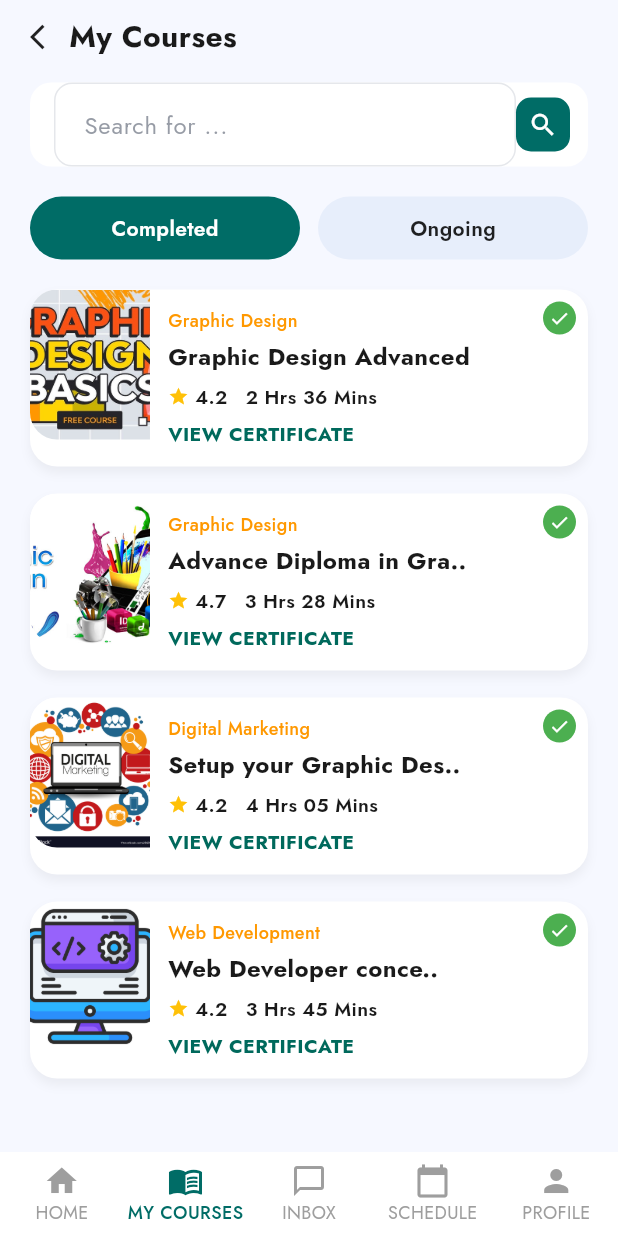
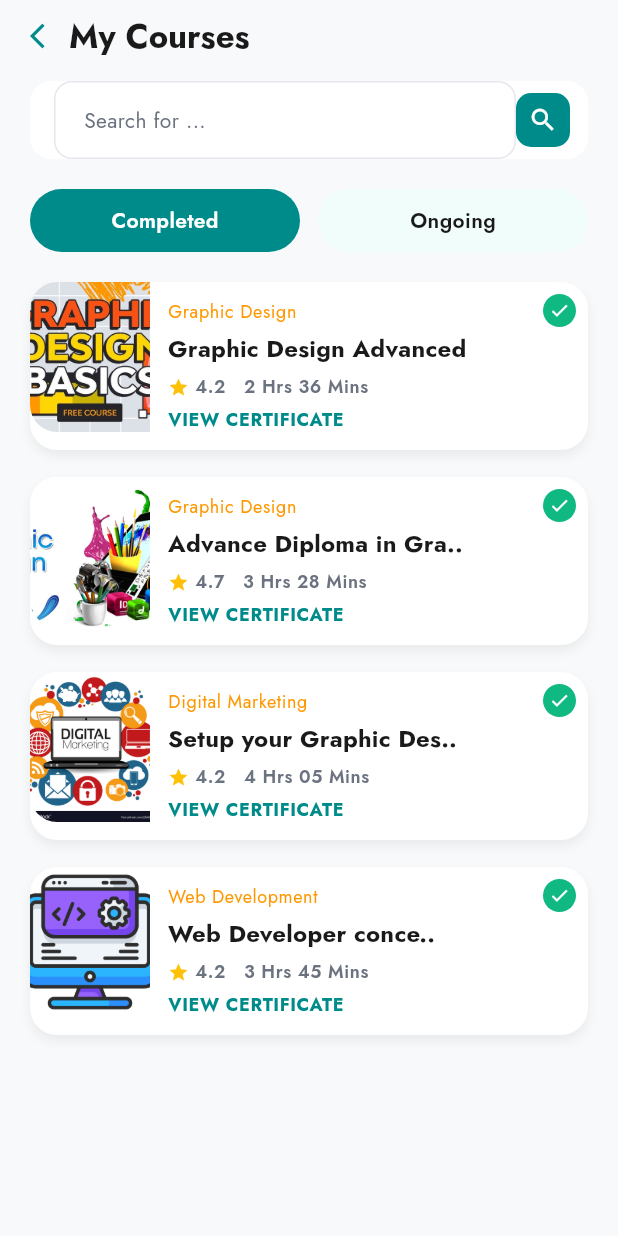
Before and after one commit to Sii-fu/knowble, a Flutter app: the StudentCoursesPage screen opened by its route, on a phone screen of 412 x 824 dp. Run offline on Flutter 3.47's test engine with Material 3 defaults, Android fonts, the phone set to English and light mode, and no system bars; our stand-ins replace sizer, supabase_flutter, timeago; accounts and stored records are empty; network calls fail.

Commit message:
fixing dashboard and courses page

```diff
--- a/lib/features/chat/chat_list_page.dart
+++ b/lib/features/chat/chat_list_page.dart
@@ -23,16 +23,19 @@ class _ChatListPageState extends State<ChatListPage> {
   }
 
   Future<void> _fetchChats() async {
+    if (!mounted) return;
     setState(() { _loading = true; _error = null; });
     try {
       final userId = Supabase.instance.client.auth.currentUser?.id;
       if (userId == null) throw Exception('Not logged in');
       final response = await Supabase.instance.client.rpc('get_student_chats', params: {'student_uuid': userId});
+      if (!mounted) return;
       setState(() {
         _chats = response as List<dynamic>?;
         _loading = false;
       });
     } catch (e) {
+      if (!mounted) return;
       setState(() {
         _error = e.toString();
         _loading = false;
--- a/lib/features/student/courses_page.dart
+++ b/lib/features/student/courses_page.dart
@@ -1,14 +1,17 @@
 import 'package:flutter/material.dart';
-import 'dashboard_page.dart'; // Make sure this file exists
+import '../../config/theme.dart';
 
 class StudentCoursesPage extends StatelessWidget {
   const StudentCoursesPage({super.key});
 
   @override
   Widget build(BuildContext context) {
-    return Scaffold(
-      backgroundColor: const Color(0xFFF6F8FF),
-      bottomNavigationBar: _BottomNavBar(),
+    final theme = AppTheme.lightTheme;
+    return Theme(
+      data: theme,
+      child: Scaffold(
+        backgroundColor: theme.scaffoldBackgroundColor,
+        // bottomNavigationBar: _BottomNavBar(),
         body: SafeArea(
           child: Padding(
             padding: const EdgeInsets.symmetric(horizontal: 20.0, vertical: 10),
@@ -26,6 +29,7 @@ class StudentCoursesPage extends StatelessWidget {
             ),
           ),
         ),
+      ),
     );
   }
 }
@@ -35,11 +39,12 @@ class _TopBar extends StatelessWidget {
 
   @override
   Widget build(BuildContext context) {
+    final theme = Theme.of(context);
     return Row(
-      children: const [
-        Icon(Icons.arrow_back_ios, size: 20, color: Colors.black87),
-        SizedBox(width: 6),
-        Text('My Courses', style: TextStyle(fontSize: 20, fontWeight: FontWeight.w700)),
+      children: [
+        Icon(Icons.arrow_back_ios, size: 20, color: theme.colorScheme.primary),
+        const SizedBox(width: 6),
+        Text('My Courses', style: theme.textTheme.titleLarge?.copyWith(fontWeight: FontWeight.w700)),
       ],
     );
   }
@@ -50,30 +55,33 @@ class _SearchBox extends StatelessWidget {
 
   @override
   Widget build(BuildContext context) {
+    final theme = Theme.of(context);
     return Container(
       decoration: BoxDecoration(
-        color: Colors.white,
+        color: theme.colorScheme.surface,
         borderRadius: BorderRadius.circular(14),
       ),
       child: Row(
         children: [
           const SizedBox(width: 16),
-          const Expanded(
+          Expanded(
             child: TextField(
               decoration: InputDecoration(
                 hintText: 'Search for ...',
                 border: InputBorder.none,
+                hintStyle: theme.textTheme.bodyMedium?.copyWith(color: AppTheme.textSecondary),
               ),
+              style: theme.textTheme.bodyMedium,
             ),
           ),
           Container(
             margin: const EdgeInsets.only(right: 12),
             padding: const EdgeInsets.all(8),
             decoration: BoxDecoration(
-              color: const Color(0xFF006C66),
+              color: theme.colorScheme.primary,
               borderRadius: BorderRadius.circular(10),
             ),
-            child: const Icon(Icons.search, color: Colors.white, size: 20),
+            child: Icon(Icons.search, color: theme.colorScheme.onPrimary, size: 20),
           ),
         ],
       ),
@@ -86,17 +94,18 @@ class _FilterTabs extends StatelessWidget {
 
   @override
   Widget build(BuildContext context) {
+    final theme = Theme.of(context);
     return Row(
       children: [
         Expanded(
           child: Container(
             height: 42,
             decoration: BoxDecoration(
-              color: const Color(0xFF006C66),
+              color: theme.colorScheme.primary,
               borderRadius: BorderRadius.circular(30),
             ),
-            child: const Center(
-              child: Text('Completed', style: TextStyle(color: Colors.white, fontWeight: FontWeight.w600)),
+            child: Center(
+              child: Text('Completed', style: theme.textTheme.bodyMedium?.copyWith(color: theme.colorScheme.onPrimary, fontWeight: FontWeight.w600)),
             ),
           ),
         ),
@@ -105,11 +114,11 @@ class _FilterTabs extends StatelessWidget {
           child: Container(
             height: 42,
             decoration: BoxDecoration(
-              color: const Color(0xFFE7EEFB),
+              color: AppTheme.accentLight,
               borderRadius: BorderRadius.circular(30),
             ),
-            child: const Center(
-              child: Text('Ongoing', style: TextStyle(color: Colors.black87, fontWeight: FontWeight.w600)),
+            child: Center(
+              child: Text('Ongoing', style: theme.textTheme.bodyMedium?.copyWith(color: AppTheme.textPrimary, fontWeight: FontWeight.w600)),
             ),
           ),
         ),
@@ -123,6 +132,7 @@ class _CourseList extends StatelessWidget {
 
   @override
   Widget build(BuildContext context) {
+    final theme = Theme.of(context);
     final courses = [
       {
         'category': 'Graphic Design',
@@ -161,11 +171,11 @@ class _CourseList extends StatelessWidget {
         final course = courses[index];
         return Container(
           decoration: BoxDecoration(
-            color: Colors.white,
+            color: theme.colorScheme.surface,
             borderRadius: BorderRadius.circular(18),
             boxShadow: [
               BoxShadow(
-                color: Colors.black.withOpacity(0.05),
+                color: AppTheme.shadowLight,
                 blurRadius: 5,
                 offset: const Offset(0, 4),
               )
@@ -192,21 +202,21 @@ class _CourseList extends StatelessWidget {
                   child: Column(
                     crossAxisAlignment: CrossAxisAlignment.start,
                     children: [
-                      Text(course['category']!, style: const TextStyle(fontSize: 12, fontWeight: FontWeight.w500, color: Colors.orange)),
+                      Text(course['category']!, style: theme.textTheme.bodySmall?.copyWith(color: Colors.orange)),
                       const SizedBox(height: 4),
-                      Text(course['title']!, style: const TextStyle(fontSize: 16, fontWeight: FontWeight.w700)),
+                      Text(course['title']!, style: theme.textTheme.titleMedium?.copyWith(fontWeight: FontWeight.w700)),
                       const SizedBox(height: 6),
                       Row(
                         children: [
                           const Icon(Icons.star, size: 14, color: Colors.amber),
                           const SizedBox(width: 4),
-                          Text(course['rating']!, style: const TextStyle(fontSize: 13, fontWeight: FontWeight.w600)),
+                          Text(course['rating']!, style: theme.textTheme.bodySmall?.copyWith(fontWeight: FontWeight.w600)),
                           const SizedBox(width: 12),
-                          Text(course['duration']!, style: const TextStyle(fontSize: 13, fontWeight: FontWeight.w600)),
+                          Text(course['duration']!, style: theme.textTheme.bodySmall?.copyWith(fontWeight: FontWeight.w600)),
                         ],
                       ),
                       const SizedBox(height: 6),
-                      Text('VIEW CERTIFICATE', style: TextStyle(color: Colors.teal.shade800, fontSize: 13, fontWeight: FontWeight.bold))
+                      Text('VIEW CERTIFICATE', style: theme.textTheme.bodySmall?.copyWith(color: theme.colorScheme.primary, fontWeight: FontWeight.bold))
                     ],
                   ),
                 ),
@@ -215,9 +225,9 @@ class _CourseList extends StatelessWidget {
                 padding: const EdgeInsets.all(8.0),
                 child: Container(
                   padding: const EdgeInsets.all(4),
-                  decoration: const BoxDecoration(
+                  decoration: BoxDecoration(
                     shape: BoxShape.circle,
-                    color: Colors.green,
+                    color: AppTheme.successGreen,
                   ),
                   child: const Icon(Icons.check, color: Colors.white, size: 14),
                 ),
@@ -230,31 +240,31 @@ class _CourseList extends StatelessWidget {
   }
 }
 
-class _BottomNavBar extends StatelessWidget {
-  const _BottomNavBar();
+// class _BottomNavBar extends StatelessWidget {
+//   const _BottomNavBar();
 
-  @override
-  Widget build(BuildContext context) {
-    return BottomNavigationBar(
-      currentIndex: 1,
-      type: BottomNavigationBarType.fixed,
-      selectedItemColor: const Color(0xFF006C66),
-      unselectedItemColor: Colors.grey,
-      onTap: (index) {
-        if (index == 0) {
-          Navigator.push(
-            context,
-            MaterialPageRoute(builder: (context) => const StudentDashboardPage()),
-          );
-        }
-      },
-      items: const [
-        BottomNavigationBarItem(icon: Icon(Icons.home), label: 'HOME'),
-        BottomNavigationBarItem(icon: Icon(Icons.menu_book), label: 'MY COURSES'),
-        BottomNavigationBarItem(icon: Icon(Icons.chat_bubble_outline), label: 'INBOX'),
-        BottomNavigationBarItem(icon: Icon(Icons.calendar_today), label: 'SCHEDULE'),
-        BottomNavigationBarItem(icon: Icon(Icons.person), label: 'PROFILE'),
-      ],
-    );
-  }
-}
+//   @override
+//   Widget build(BuildContext context) {
+//     return BottomNavigationBar(
+//       currentIndex: 1,
+//       type: BottomNavigationBarType.fixed,
+//       selectedItemColor: const Color(0xFF006C66),
+//       unselectedItemColor: Colors.grey,
+//       onTap: (index) {
+//         if (index == 0) {
+//           Navigator.push(
+//             context,
+//             MaterialPageRoute(builder: (context) => const StudentDashboardPage()),
+//           );
+//         }
+//       },
+//       items: const [
+//         BottomNavigationBarItem(icon: Icon(Icons.home), label: 'HOME'),
+//         BottomNavigationBarItem(icon: Icon(Icons.menu_book), label: 'MY COURSES'),
+//         BottomNavigationBarItem(icon: Icon(Icons.chat_bubble_outline), label: 'INBOX'),
+//         BottomNavigationBarItem(icon: Icon(Icons.calendar_today), label: 'SCHEDULE'),
+//         BottomNavigationBarItem(icon: Icon(Icons.person), label: 'PROFILE'),
+//       ],
+//     );
+//   }
+// }
```
Also changed, not shown: lib/features/student/dashboard_page.dart (+69 -58 lines), pubspec.lock, 1 other file. Lines whose indentation alone changed are shown as unchanged.
